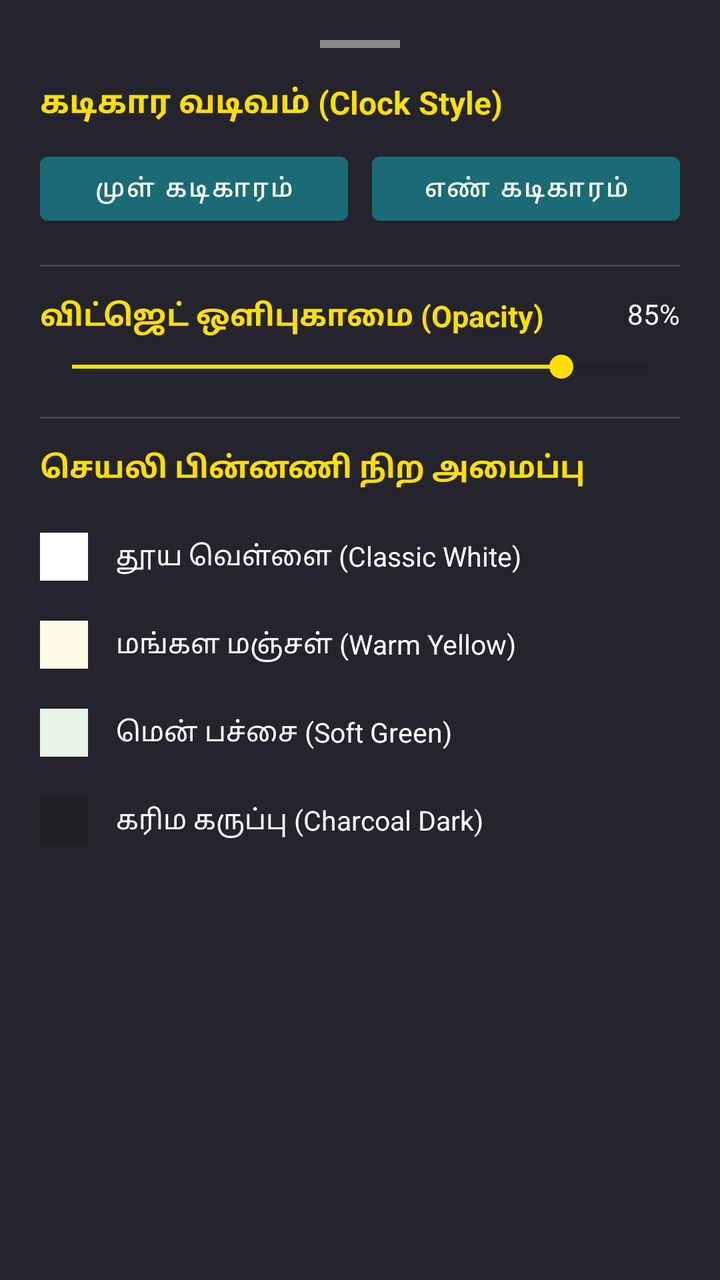
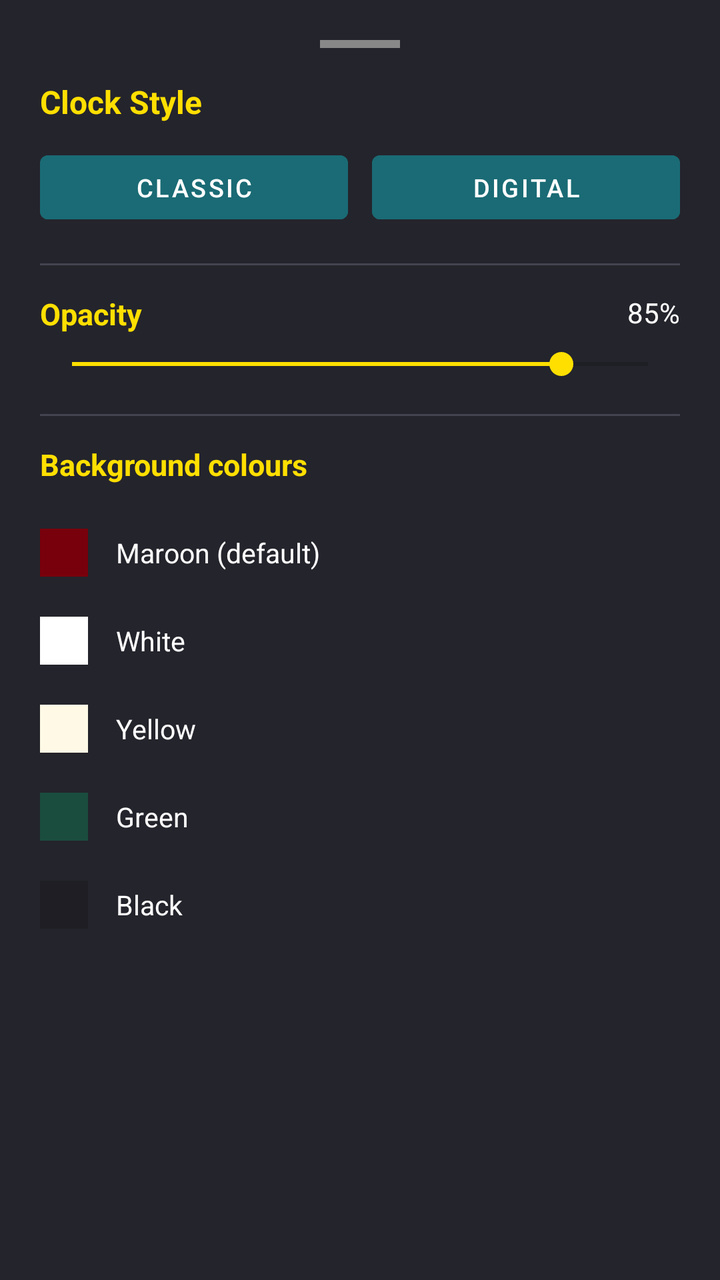

An Android layout rendered at two revisions. The XML below is the earlier revision; the diff shows what the commit changed to produce the second picture.
<!-- AndroidManifest.xml: application theme Theme.MaterialComponents.DayNight.NoActionBar -->
<!-- res/layout/dialog_theme_customization.xml -->
<?xml version="1.0" encoding="utf-8"?>
<LinearLayout
    xmlns:android="http://schemas.android.com/apk/res/android"
    android:layout_width="match_parent"
    android:layout_height="wrap_content"
    android:orientation="vertical"
    android:background="#24242C"
    android:padding="20dp">

    <View
        android:layout_width="40dp"
        android:layout_height="4dp"
        android:layout_gravity="center_horizontal"
        android:layout_marginBottom="16dp"
        android:background="#888888" />

    
    <TextView
        android:layout_width="match_parent"
        android:layout_height="wrap_content"
        android:layout_marginBottom="10dp"
        android:text="கடிகார வடிவம் (Clock Style)"
        android:textColor="#FFDF00"
        android:textSize="16sp"
        android:textStyle="bold" />

    <LinearLayout
        android:layout_width="match_parent"
        android:layout_height="wrap_content"
        android:orientation="horizontal"
        android:layout_marginBottom="16dp">

        <Button
            android:id="@+id/btn_style_analog"
            android:layout_width="0dp"
            android:layout_height="44dp"
            android:layout_weight="1"
            android:layout_marginEnd="6dp"
            android:text="முள் கடிகாரம்"
            android:textColor="#FFFFFF"
            android:textSize="12.5sp"
            android:backgroundTint="#1A6B75" />

        <Button
            android:id="@+id/btn_style_digital"
            android:layout_width="0dp"
            android:layout_height="44dp"
            android:layout_weight="1"
            android:layout_marginStart="6dp"
            android:text="எண் கடிகாரம்"
            android:textColor="#FFFFFF"
            android:textSize="12.5sp"
            android:backgroundTint="#1A6B75" />
    </LinearLayout>

    <View
        android:layout_width="match_parent"
        android:layout_height="1dp"
        android:layout_marginBottom="14dp"
        android:background="#444450" />

    
    <RelativeLayout
        android:layout_width="match_parent"
        android:layout_height="wrap_content"
        android:layout_marginBottom="6dp">

        <TextView
            android:layout_width="wrap_content"
            android:layout_height="wrap_content"
            android:text="விட்ஜெட் ஒளிபுகாமை (Opacity)"
            android:textColor="#FFDF00"
            android:textSize="15sp"
            android:textStyle="bold" />

        <TextView
            android:id="@+id/tv_opacity_value"
            android:layout_width="wrap_content"
            android:layout_height="wrap_content"
            android:layout_alignParentEnd="true"
            android:textColor="#FFFFFF"
            android:textSize="14sp"
            android:text="85%" />
    </RelativeLayout>

    <SeekBar
        android:id="@+id/seekbar_widget_opacity"
        android:layout_width="match_parent"
        android:layout_height="wrap_content"
        android:max="100"
        android:progress="85"
        android:progressTint="#FFDF00"
        android:thumbTint="#FFDF00"
        android:layout_marginBottom="16dp" />

    <View
        android:layout_width="match_parent"
        android:layout_height="1dp"
        android:layout_marginBottom="14dp"
        android:background="#444450" />

    
    <TextView
        android:layout_width="match_parent"
        android:layout_height="wrap_content"
        android:layout_marginBottom="12dp"
        android:text="செயலி பின்னணி நிற அமைப்பு"
        android:textColor="#FFDF00"
        android:textSize="15sp"
        android:textStyle="bold" />

    <RelativeLayout
        android:id="@+id/option_theme_white"
        android:layout_width="match_parent"
        android:layout_height="44dp"
        android:gravity="center_vertical"
        android:background="?attr/selectableItemBackground">
        <View android:id="@+id/v_white" android:layout_width="24dp" android:layout_height="24dp" android:layout_centerVertical="true" android:background="#FFFFFF" />
        <TextView android:layout_width="wrap_content" android:layout_height="wrap_content" android:layout_toEndOf="@id/v_white" android:layout_centerVertical="true" android:layout_marginStart="14dp" android:text="தூய வெள்ளை (Classic White)" android:textColor="#FFFFFF" android:textSize="13.5sp" />
        <TextView android:id="@+id/check_theme_white" android:layout_width="wrap_content" android:layout_height="wrap_content" android:layout_alignParentEnd="true" android:layout_centerVertical="true" android:text="✓" android:textColor="#00E676" android:textSize="18sp" android:textStyle="bold" android:visibility="gone" />
    </RelativeLayout>

    <RelativeLayout
        android:id="@+id/option_theme_yellow"
        android:layout_width="match_parent"
        android:layout_height="44dp"
        android:gravity="center_vertical"
        android:background="?attr/selectableItemBackground">
        <View android:id="@+id/v_yellow" android:layout_width="24dp" android:layout_height="24dp" android:layout_centerVertical="true" android:background="#FFF9E6" />
        <TextView android:layout_width="wrap_content" android:layout_height="wrap_content" android:layout_toEndOf="@id/v_yellow" android:layout_centerVertical="true" android:layout_marginStart="14dp" android:text="மங்கள மஞ்சள் (Warm Yellow)" android:textColor="#FFFFFF" android:textSize="13.5sp" />
        <TextView android:id="@+id/check_theme_yellow" android:layout_width="wrap_content" android:layout_height="wrap_content" android:layout_alignParentEnd="true" android:layout_centerVertical="true" android:text="✓" android:textColor="#00E676" android:textSize="18sp" android:textStyle="bold" android:visibility="gone" />
    </RelativeLayout>

    <RelativeLayout
        android:id="@+id/option_theme_green"
        android:layout_width="match_parent"
        android:layout_height="44dp"
        android:gravity="center_vertical"
        android:background="?attr/selectableItemBackground">
        <View android:id="@+id/v_green" android:layout_width="24dp" android:layout_height="24dp" android:layout_centerVertical="true" android:background="#E8F5E9" />
        <TextView android:layout_width="wrap_content" android:layout_height="wrap_content" android:layout_toEndOf="@id/v_green" android:layout_centerVertical="true" android:layout_marginStart="14dp" android:text="மென் பச்சை (Soft Green)" android:textColor="#FFFFFF" android:textSize="13.5sp" />
        <TextView android:id="@+id/check_theme_green" android:layout_width="wrap_content" android:layout_height="wrap_content" android:layout_alignParentEnd="true" android:layout_centerVertical="true" android:text="✓" android:textColor="#00E676" android:textSize="18sp" android:textStyle="bold" android:visibility="gone" />
    </RelativeLayout>

    <RelativeLayout
        android:id="@+id/option_theme_charcoal"
        android:layout_width="match_parent"
        android:layout_height="44dp"
        android:gravity="center_vertical"
        android:background="?attr/selectableItemBackground">
        <View android:id="@+id/v_dark" android:layout_width="24dp" android:layout_height="24dp" android:layout_centerVertical="true" android:background="#1E1E24" />
        <TextView android:layout_width="wrap_content" android:layout_height="wrap_content" android:layout_toEndOf="@id/v_dark" android:layout_centerVertical="true" android:layout_marginStart="14dp" android:text="கரிம கருப்பு (Charcoal Dark)" android:textColor="#FFFFFF" android:textSize="13.5sp" />
        <TextView android:id="@+id/check_theme_charcoal" android:layout_width="wrap_content" android:layout_height="wrap_content" android:layout_alignParentEnd="true" android:layout_centerVertical="true" android:text="✓" android:textColor="#00E676" android:textSize="18sp" android:textStyle="bold" android:visibility="gone" />
    </RelativeLayout>
</LinearLayout>
<!-- resources referenced by this layout -->
<resources>

</resources>

<!-- the commit's change to res/layout/dialog_theme_customization.xml (unified diff, before → after) -->
@@ -7,6 +7,7 @@
     android:background="#24242C"
     android:padding="20dp">
 
+    
     <View
         android:layout_width="40dp"
         android:layout_height="4dp"
@@ -19,7 +20,7 @@
         android:layout_width="match_parent"
         android:layout_height="wrap_content"
         android:layout_marginBottom="10dp"
-        android:text="கடிகார வடிவம் (Clock Style)"
+        android:text="Clock Style"
         android:textColor="#FFDF00"
         android:textSize="16sp"
         android:textStyle="bold" />
@@ -36,7 +37,7 @@
             android:layout_height="44dp"
             android:layout_weight="1"
             android:layout_marginEnd="6dp"
-            android:text="முள் கடிகாரம்"
+            android:text="Classic"
             android:textColor="#FFFFFF"
             android:textSize="12.5sp"
             android:backgroundTint="#1A6B75" />
@@ -47,7 +48,7 @@
             android:layout_height="44dp"
             android:layout_weight="1"
             android:layout_marginStart="6dp"
-            android:text="எண் கடிகாரம்"
+            android:text="Digital"
             android:textColor="#FFFFFF"
             android:textSize="12.5sp"
             android:backgroundTint="#1A6B75" />
@@ -68,7 +69,7 @@
         <TextView
             android:layout_width="wrap_content"
             android:layout_height="wrap_content"
-            android:text="விட்ஜெட் ஒளிபுகாமை (Opacity)"
+            android:text="Opacity"
             android:textColor="#FFDF00"
             android:textSize="15sp"
             android:textStyle="bold" />
@@ -104,52 +105,184 @@
         android:layout_width="match_parent"
         android:layout_height="wrap_content"
         android:layout_marginBottom="12dp"
-        android:text="செயலி பின்னணி நிற அமைப்பு"
+        android:text="Background colours"
         android:textColor="#FFDF00"
         android:textSize="15sp"
         android:textStyle="bold" />
 
+    
+    <RelativeLayout
+        android:id="@+id/option_theme_maroon"
+        android:layout_width="match_parent"
+        android:layout_height="44dp"
+        android:gravity="center_vertical"
+        android:background="?attr/selectableItemBackground">
+        <View
+            android:id="@+id/v_maroon"
+            android:layout_width="24dp"
+            android:layout_height="24dp"
+            android:layout_centerVertical="true"
+            android:background="#78000C" />
+        <TextView
+            android:layout_width="wrap_content"
+            android:layout_height="wrap_content"
+            android:layout_toEndOf="@id/v_maroon"
+            android:layout_centerVertical="true"
+            android:layout_marginStart="14dp"
+            android:text="Maroon (default)"
+            android:textColor="#FFFFFF"
+            android:textSize="13.5sp" />
+        <TextView
+            android:id="@+id/check_theme_maroon"
+            android:layout_width="wrap_content"
+            android:layout_height="wrap_content"
+            android:layout_alignParentEnd="true"
+            android:layout_centerVertical="true"
+            android:text="✓"
+            android:textColor="#00E676"
+            android:textSize="18sp"
+            android:textStyle="bold"
+            android:visibility="gone" />
+    </RelativeLayout>
+
+    
     <RelativeLayout
         android:id="@+id/option_theme_white"
         android:layout_width="match_parent"
         android:layout_height="44dp"
         android:gravity="center_vertical"
         android:background="?attr/selectableItemBackground">
-        <View android:id="@+id/v_white" android:layout_width="24dp" android:layout_height="24dp" android:layout_centerVertical="true" android:background="#FFFFFF" />
-        <TextView android:layout_width="wrap_content" android:layout_height="wrap_content" android:layout_toEndOf="@id/v_white" android:layout_centerVertical="true" android:layout_marginStart="14dp" android:text="தூய வெள்ளை (Classic White)" android:textColor="#FFFFFF" android:textSize="13.5sp" />
-        <TextView android:id="@+id/check_theme_white" android:layout_width="wrap_content" android:layout_height="wrap_content" android:layout_alignParentEnd="true" android:layout_centerVertical="true" android:text="✓" android:textColor="#00E676" android:textSize="18sp" android:textStyle="bold" android:visibility="gone" />
-    </RelativeLayout>
-
+        <View
+            android:id="@+id/v_white"
+            android:layout_width="24dp"
+            android:layout_height="24dp"
+            android:layout_centerVertical="true"
+            android:background="#FFFFFF" />
+        <TextView
+            android:layout_width="wrap_content"
+            android:layout_height="wrap_content"
+            android:layout_toEndOf="@id/v_white"
+            android:layout_centerVertical="true"
+            android:layout_marginStart="14dp"
+            android:text="White"
+            android:textColor="#FFFFFF"
+            android:textSize="13.5sp" />
+        <TextView
+            android:id="@+id/check_theme_white"
+            android:layout_width="wrap_content"
+            android:layout_height="wrap_content"
+            android:layout_alignParentEnd="true"
+            android:layout_centerVertical="true"
+            android:text="✓"
+            android:textColor="#00E676"
+            android:textSize="18sp"
+            android:textStyle="bold"
+            android:visibility="gone" />
+    </RelativeLayout>
+
+    
     <RelativeLayout
         android:id="@+id/option_theme_yellow"
         android:layout_width="match_parent"
         android:layout_height="44dp"
         android:gravity="center_vertical"
         android:background="?attr/selectableItemBackground">
-        <View android:id="@+id/v_yellow" android:layout_width="24dp" android:layout_height="24dp" android:layout_centerVertical="true" android:background="#FFF9E6" />
-        <TextView android:layout_width="wrap_content" android:layout_height="wrap_content" android:layout_toEndOf="@id/v_yellow" android:layout_centerVertical="true" android:layout_marginStart="14dp" android:text="மங்கள மஞ்சள் (Warm Yellow)" android:textColor="#FFFFFF" android:textSize="13.5sp" />
-        <TextView android:id="@+id/check_theme_yellow" android:layout_width="wrap_content" android:layout_height="wrap_content" android:layout_alignParentEnd="true" android:layout_centerVertical="true" android:text="✓" android:textColor="#00E676" android:textSize="18sp" android:textStyle="bold" android:visibility="gone" />
-    </RelativeLayout>
-
+        <View
+            android:id="@+id/v_yellow"
+            android:layout_width="24dp"
+            android:layout_height="24dp"
+            android:layout_centerVertical="true"
+            android:background="#FFF9E6" />
+        <TextView
+            android:layout_width="wrap_content"
+            android:layout_height="wrap_content"
+            android:layout_toEndOf="@id/v_yellow"
+            android:layout_centerVertical="true"
+            android:layout_marginStart="14dp"
+            android:text="Yellow"
+            android:textColor="#FFFFFF"
+            android:textSize="13.5sp" />
+        <TextView
+            android:id="@+id/check_theme_yellow"
+            android:layout_width="wrap_content"
+            android:layout_height="wrap_content"
+            android:layout_alignParentEnd="true"
+            android:layout_centerVertical="true"
+            android:text="✓"
+            android:textColor="#00E676"
+            android:textSize="18sp"
+            android:textStyle="bold"
+            android:visibility="gone" />
+    </RelativeLayout>
+
+    
     <RelativeLayout
         android:id="@+id/option_theme_green"
         android:layout_width="match_parent"
         android:layout_height="44dp"
         android:gravity="center_vertical"
         android:background="?attr/selectableItemBackground">
-        <View android:id="@+id/v_green" android:layout_width="24dp" android:layout_height="24dp" android:layout_centerVertical="true" android:background="#E8F5E9" />
-        <TextView android:layout_width="wrap_content" android:layout_height="wrap_content" android:layout_toEndOf="@id/v_green" android:layout_centerVertical="true" android:layout_marginStart="14dp" android:text="மென் பச்சை (Soft Green)" android:textColor="#FFFFFF" android:textSize="13.5sp" />
-        <TextView android:id="@+id/check_theme_green" android:layout_width="wrap_content" android:layout_height="wrap_content" android:layout_alignParentEnd="true" android:layout_centerVertical="true" android:text="✓" android:textColor="#00E676" android:textSize="18sp" android:textStyle="bold" android:visibility="gone" />
-    </RelativeLayout>
-
+        <View
+            android:id="@+id/v_green"
+            android:layout_width="24dp"
+            android:layout_height="24dp"
+            android:layout_centerVertical="true"
+            android:background="#1B4D3E" />
+        <TextView
+            android:layout_width="wrap_content"
+            android:layout_height="wrap_content"
+            android:layout_toEndOf="@id/v_green"
+            android:layout_centerVertical="true"
+            android:layout_marginStart="14dp"
+            android:text="Green"
+            android:textColor="#FFFFFF"
+            android:textSize="13.5sp" />
+        <TextView
+            android:id="@+id/check_theme_green"
+            android:layout_width="wrap_content"
+            android:layout_height="wrap_content"
+            android:layout_alignParentEnd="true"
+            android:layout_centerVertical="true"
+            android:text="✓"
+            android:textColor="#00E676"
+            android:textSize="18sp"
+            android:textStyle="bold"
+            android:visibility="gone" />
+    </RelativeLayout>
+
+    
     <RelativeLayout
         android:id="@+id/option_theme_charcoal"
         android:layout_width="match_parent"
         android:layout_height="44dp"
         android:gravity="center_vertical"
         android:background="?attr/selectableItemBackground">
-        <View android:id="@+id/v_dark" android:layout_width="24dp" android:layout_height="24dp" android:layout_centerVertical="true" android:background="#1E1E24" />
-        <TextView android:layout_width="wrap_content" android:layout_height="wrap_content" android:layout_toEndOf="@id/v_dark" android:layout_centerVertical="true" android:layout_marginStart="14dp" android:text="கரிம கருப்பு (Charcoal Dark)" android:textColor="#FFFFFF" android:textSize="13.5sp" />
-        <TextView android:id="@+id/check_theme_charcoal" android:layout_width="wrap_content" android:layout_height="wrap_content" android:layout_alignParentEnd="true" android:layout_centerVertical="true" android:text="✓" android:textColor="#00E676" android:textSize="18sp" android:textStyle="bold" android:visibility="gone" />
-    </RelativeLayout>
+        <View
+            android:id="@+id/v_dark"
+            android:layout_width="24dp"
+            android:layout_height="24dp"
+            android:layout_centerVertical="true"
+            android:background="#1E1E24" />
+        <TextView
+            android:layout_width="wrap_content"
+            android:layout_height="wrap_content"
+            android:layout_toEndOf="@id/v_dark"
+            android:layout_centerVertical="true"
+            android:layout_marginStart="14dp"
+            android:text="Black"
+            android:textColor="#FFFFFF"
+            android:textSize="13.5sp" />
+        <TextView
+            android:id="@+id/check_theme_charcoal"
+            android:layout_width="wrap_content"
+            android:layout_height="wrap_content"
+            android:layout_alignParentEnd="true"
+            android:layout_centerVertical="true"
+            android:text="✓"
+            android:textColor="#00E676"
+            android:textSize="18sp"
+            android:textStyle="bold"
+            android:visibility="gone" />
+    </RelativeLayout>
+
 </LinearLayout>
